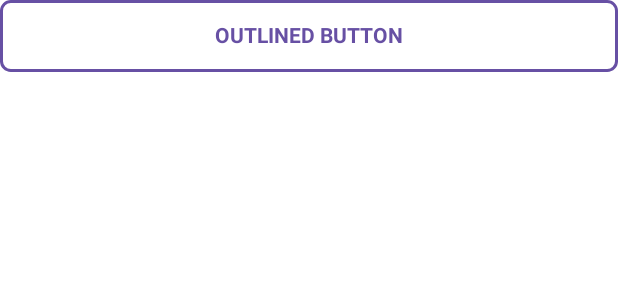
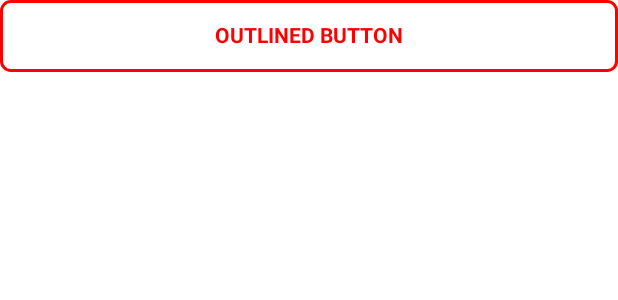
Before and after one commit to BitMavrick/Lumolight, an Android app built with Jetpack Compose: the @Preview function CustomOutlinedButtonPreview, on a phone screen of 412 x 824 dp. Shown: the top 300 px of the screen. Run offline under Robolectric (Android 15) with nearby library versions, the phone set to English and light mode, and no system bars.

Commit message:
Start working on the next release

```diff
--- a/app/build.gradle.kts
+++ b/app/build.gradle.kts
@@ -24,8 +24,8 @@ android {
 
     buildTypes {
         release {
-            isMinifyEnabled = true // Enable it true really improved the overall app performance
-            isShrinkResources = true // it should also improve the performance but I did not notice any.
+            isMinifyEnabled = true
+            isShrinkResources = true
             proguardFiles(
                 getDefaultProguardFile("proguard-android-optimize.txt"),
                 "proguard-rules.pro"
--- a/app/src/main/java/com/bitmavrick/lumolight/ui/screen/screenFlash/FlashScreen.kt
+++ b/app/src/main/java/com/bitmavrick/lumolight/ui/screen/screenFlash/FlashScreen.kt
@@ -83,7 +83,8 @@ fun FlashScreen(
                     buttonText = "Close",
                     onClick = {
                         onClose()
-                    }
+                    },
+                    color = MaterialTheme.colorScheme.primary
                 )
             }
         }
--- a/app/src/main/java/com/bitmavrick/lumolight/ui/tab/CommonUi.kt
+++ b/app/src/main/java/com/bitmavrick/lumolight/ui/tab/CommonUi.kt
@@ -12,6 +12,7 @@ import androidx.compose.material3.Text
 import androidx.compose.runtime.Composable
 import androidx.compose.ui.Alignment
 import androidx.compose.ui.Modifier
+import androidx.compose.ui.graphics.Color
 import androidx.compose.ui.text.font.FontWeight
 import androidx.compose.ui.tooling.preview.Preview
 import androidx.compose.ui.unit.dp
@@ -19,7 +20,8 @@ import androidx.compose.ui.unit.dp
 @Composable
 fun CustomOutlinedButton(
     buttonText : String,
-    onClick: () -> Unit
+    onClick: () -> Unit,
+    color: Color = Color.Red
 ) {
     val customShape = RoundedCornerShape(percent = 15)
 
@@ -29,7 +31,7 @@ fun CustomOutlinedButton(
             .height(48.dp)
             .border(
                 width = 2.dp,
-                color = MaterialTheme.colorScheme.primary,
+                color = color,
                 shape = customShape
             )
             .clickable { onClick() },
@@ -37,7 +39,7 @@ fun CustomOutlinedButton(
     ) {
         Text(
             text = buttonText.uppercase(),
-            color = MaterialTheme.colorScheme.primary,
+            color = color,
             fontWeight = FontWeight.Bold
         )
     }
```
Also changed, not shown: app/src/main/java/com/bitmavrick/lumolight/ui/screen/home/HomeScreen.kt (+13 -9 lines).
